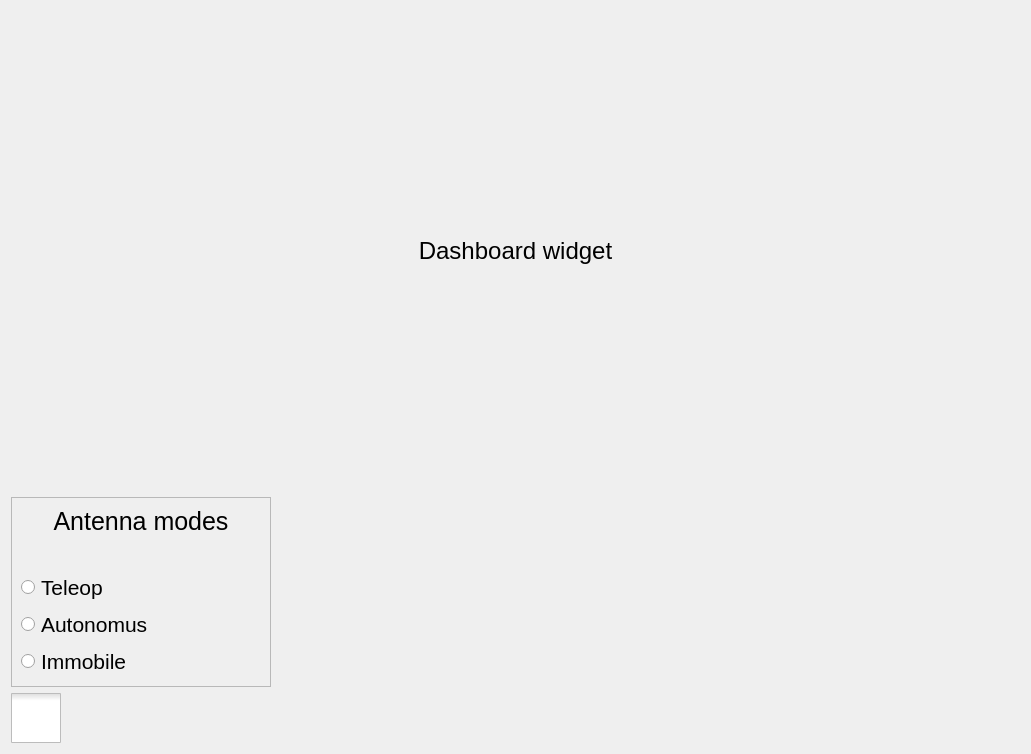
The window that rover_gui/ui/dashboard.ui (robotique-udes/rover) describes before a commit, drawn with Qt 5.
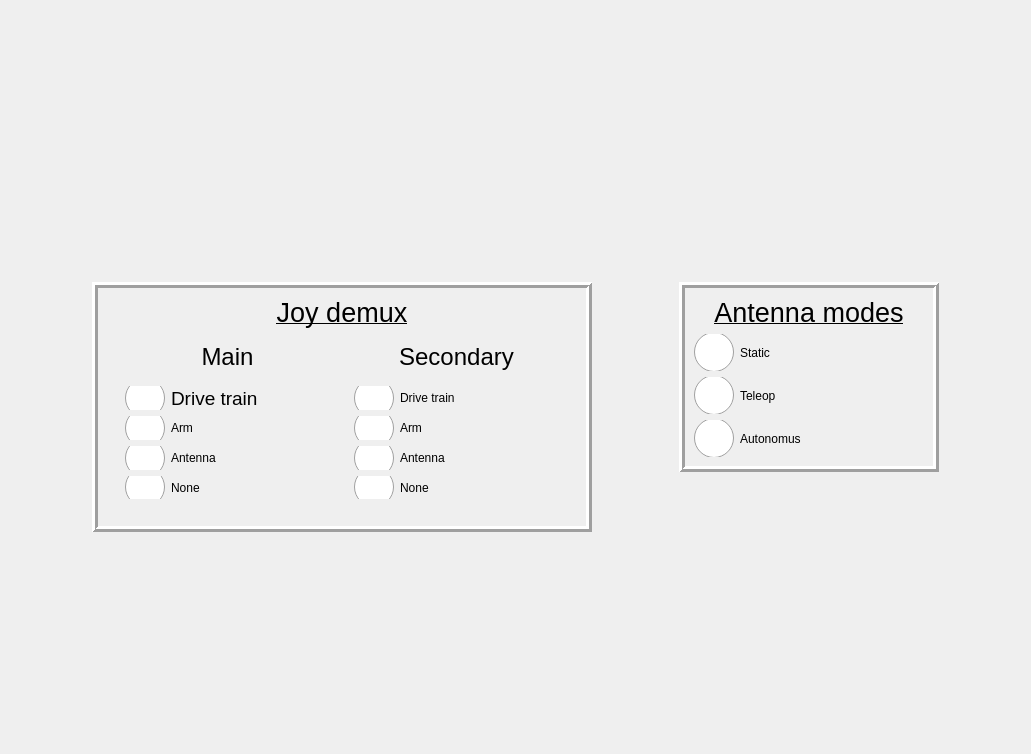
The same window after the commit. Icons and pictures are not drawn.

Commit message: Added joy_demux + antenna arbitration

```diff
--- a/rover_gui/ui/dashboard.ui
+++ b/rover_gui/ui/dashboard.ui
@@ -10,27 +10,240 @@
     <height>754</height>
    </rect>
   </property>
+  <property name="font">
+   <font>
+    <underline>false</underline>
+   </font>
+  </property>
   <property name="windowTitle">
    <string>Form</string>
   </property>
-  <layout class="QVBoxLayout" name="verticalLayout_2">
-   <item>
-    <widget class="QLabel" name="label">
+  <property name="styleSheet">
+   <string notr="true">QRadioButton{
+	font: 14pt &quot;Ubuntu&quot;;
+}
+
+QRadioButton::indicator {
+    width: 40px;
+    height: 40px;
+}
+
+QRadioButton::indicator:unchecked:unchecked {
+    image: url(:/icons/icons/toggle_off.png);
+}
+
+QRadioButton::indicator::checked {
+   	image: url(:/icons/icons/toggle_on.png);
+}
+
+</string>
+  </property>
+  <layout class="QGridLayout" name="gridLayout">
+   <item row="0" column="0">
+    <widget class="QFrame" name="antenna_3">
+     <property name="minimumSize">
+      <size>
+       <width>500</width>
+       <height>250</height>
+      </size>
+     </property>
+     <property name="maximumSize">
+      <size>
+       <width>260</width>
+       <height>190</height>
+      </size>
+     </property>
      <property name="font">
       <font>
-       <pointsize>18</pointsize>
+       <pointsize>16</pointsize>
+       <underline>false</underline>
       </font>
      </property>
-     <property name="text">
-      <string>Dashboard widget</string>
+     <property name="frameShape">
+      <enum>QFrame::Box</enum>
      </property>
-     <property name="alignment">
-      <set>Qt::AlignCenter</set>
+     <property name="frameShadow">
+      <enum>QFrame::Raised</enum>
      </property>
+     <property name="lineWidth">
+      <number>3</number>
+     </property>
+     <layout class="QVBoxLayout" name="verticalLayout_4">
+      <item>
+       <widget class="QLabel" name="label_5">
+        <property name="font">
+         <font>
+          <pointsize>20</pointsize>
+          <weight>50</weight>
+          <bold>false</bold>
+          <underline>true</underline>
+          <strikeout>false</strikeout>
+          <kerning>true</kerning>
+         </font>
+        </property>
+        <property name="text">
+         <string>Joy demux</string>
+        </property>
+        <property name="alignment">
+         <set>Qt::AlignHCenter|Qt::AlignTop</set>
+        </property>
+       </widget>
+      </item>
+      <item>
+       <widget class="QFrame" name="frame">
+        <property name="frameShape">
+         <enum>QFrame::NoFrame</enum>
+        </property>
+        <property name="frameShadow">
+         <enum>QFrame::Raised</enum>
+        </property>
+        <layout class="QGridLayout" name="gridLayout_2">
+         <item row="1" column="1">
+          <widget class="QFrame" name="main_modes">
+           <property name="styleSheet">
+            <string notr="true"/>
+           </property>
+           <property name="frameShape">
+            <enum>QFrame::NoFrame</enum>
+           </property>
+           <property name="frameShadow">
+            <enum>QFrame::Raised</enum>
+           </property>
+           <layout class="QVBoxLayout" name="verticalLayout_5">
+            <item>
+             <widget class="QRadioButton" name="rb_joy_drivetrain_main">
+              <property name="enabled">
+               <bool>true</bool>
+              </property>
+              <property name="font">
+               <font>
+                <family>Ubuntu</family>
+                <pointsize>14</pointsize>
+                <weight>50</weight>
+                <italic>false</italic>
+                <bold>false</bold>
+                <underline>false</underline>
+                <kerning>true</kerning>
+               </font>
+              </property>
+              <property name="text">
+               <string>Drive train</string>
+              </property>
+              <property name="iconSize">
+               <size>
+                <width>41</width>
+                <height>42</height>
+               </size>
+              </property>
+              <property name="checkable">
+               <bool>true</bool>
+              </property>
+             </widget>
+            </item>
+            <item>
+             <widget class="QRadioButton" name="rb_joy_arm_main">
+              <property name="text">
+               <string>Arm</string>
+              </property>
+             </widget>
+            </item>
+            <item>
+             <widget class="QRadioButton" name="rb_joy_antenna_main">
+              <property name="text">
+               <string>Antenna</string>
+              </property>
+             </widget>
+            </item>
+            <item>
+             <widget class="QRadioButton" name="rb_joy_none_main">
+              <property name="text">
+               <string>None</string>
+              </property>
+             </widget>
+            </item>
+           </layout>
+          </widget>
+         </item>
+         <item row="1" column="2">
+          <widget class="QFrame" name="sec_modes">
+           <property name="frameShape">
+            <enum>QFrame::NoFrame</enum>
+           </property>
+           <property name="frameShadow">
+            <enum>QFrame::Raised</enum>
+           </property>
+           <layout class="QVBoxLayout" name="verticalLayout_7">
+            <item>
+             <widget class="QRadioButton" name="rb_joy_drivetrain_sec">
+              <property name="text">
+               <string>Drive train</string>
+              </property>
+             </widget>
+            </item>
+            <item>
+             <widget class="QRadioButton" name="rb_joy_arm_sec">
+              <property name="text">
+               <string>Arm</string>
+              </property>
+             </widget>
+            </item>
+            <item>
+             <widget class="QRadioButton" name="rb_joy_antenna_sec">
+              <property name="text">
+               <string>Antenna</string>
+              </property>
+             </widget>
+            </item>
+            <item>
+             <widget class="QRadioButton" name="rb_joy_none_sec">
+              <property name="text">
+               <string>None</string>
+              </property>
+             </widget>
+            </item>
+           </layout>
+          </widget>
+         </item>
+         <item row="0" column="2">
+          <widget class="QLabel" name="label_7">
+           <property name="font">
+            <font>
+             <pointsize>18</pointsize>
+             <underline>false</underline>
+            </font>
+           </property>
+           <property name="text">
+            <string>Secondary</string>
+           </property>
+           <property name="alignment">
+            <set>Qt::AlignHCenter|Qt::AlignTop</set>
+           </property>
+          </widget>
+         </item>
+         <item row="0" column="1">
+          <widget class="QLabel" name="label_6">
+           <property name="font">
+            <font>
+             <pointsize>18</pointsize>
+             <underline>false</underline>
+            </font>
+           </property>
+           <property name="text">
+            <string>Main</string>
+           </property>
+           <property name="alignment">
+            <set>Qt::AlignHCenter|Qt::AlignTop</set>
+           </property>
+          </widget>
+         </item>
+        </layout>
+       </widget>
+      </item>
+     </layout>
     </widget>
    </item>
-   <item>
-    <widget class="QFrame" name="frame">
+   <item row="0" column="2">
+    <widget class="QFrame" name="antenna">
      <property name="minimumSize">
       <size>
        <width>260</width>
@@ -46,20 +259,25 @@
      <property name="font">
       <font>
        <pointsize>16</pointsize>
+       <underline>false</underline>
       </font>
      </property>
      <property name="frameShape">
-      <enum>QFrame::StyledPanel</enum>
+      <enum>QFrame::Box</enum>
      </property>
      <property name="frameShadow">
       <enum>QFrame::Raised</enum>
      </property>
+     <property name="lineWidth">
+      <number>3</number>
+     </property>
      <layout class="QVBoxLayout" name="verticalLayout">
       <item>
        <widget class="QLabel" name="label_2">
         <property name="font">
          <font>
-          <pointsize>19</pointsize>
+          <pointsize>20</pointsize>
+          <underline>true</underline>
          </font>
         </property>
         <property name="text">
@@ -71,7 +289,14 @@
        </widget>
       </item>
       <item>
-       <widget class="QRadioButton" name="rb_teleop">
+       <widget class="QRadioButton" name="rb_ant_static">
+        <property name="text">
+         <string>Static</string>
+        </property>
+       </widget>
+      </item>
+      <item>
+       <widget class="QRadioButton" name="rb_ant_teleop">
         <property name="text">
          <string>Teleop</string>
         </property>
@@ -84,37 +309,9 @@
         </property>
        </widget>
       </item>
-      <item>
-       <widget class="QRadioButton" name="rb_immobile">
-        <property name="text">
-         <string>Immobile</string>
-        </property>
-       </widget>
-      </item>
      </layout>
     </widget>
    </item>
-   <item>
-    <widget class="QCheckBox" name="checkBox">
-     <property name="styleSheet">
-      <string notr="true">QCheckBox::indicator {
-	width: 50px;
-	height: 50px;
-}
-
-QCheckBox::indicator:checked {
-	image: url(:/icons/icons/toggle_on.png);
-}
-
-QCheckBox::indicator:unchecked {
-	image: url(:/icons/icons/toggle_off.png);
-}</string>
-     </property>
-     <property name="text">
-      <string/>
-     </property>
-    </widget>
-   </item>
   </layout>
  </widget>
  <resources/>
```
Left out of the diff: 6 changed lines with no effect on the pictures. The commit also changes 4 other files.
